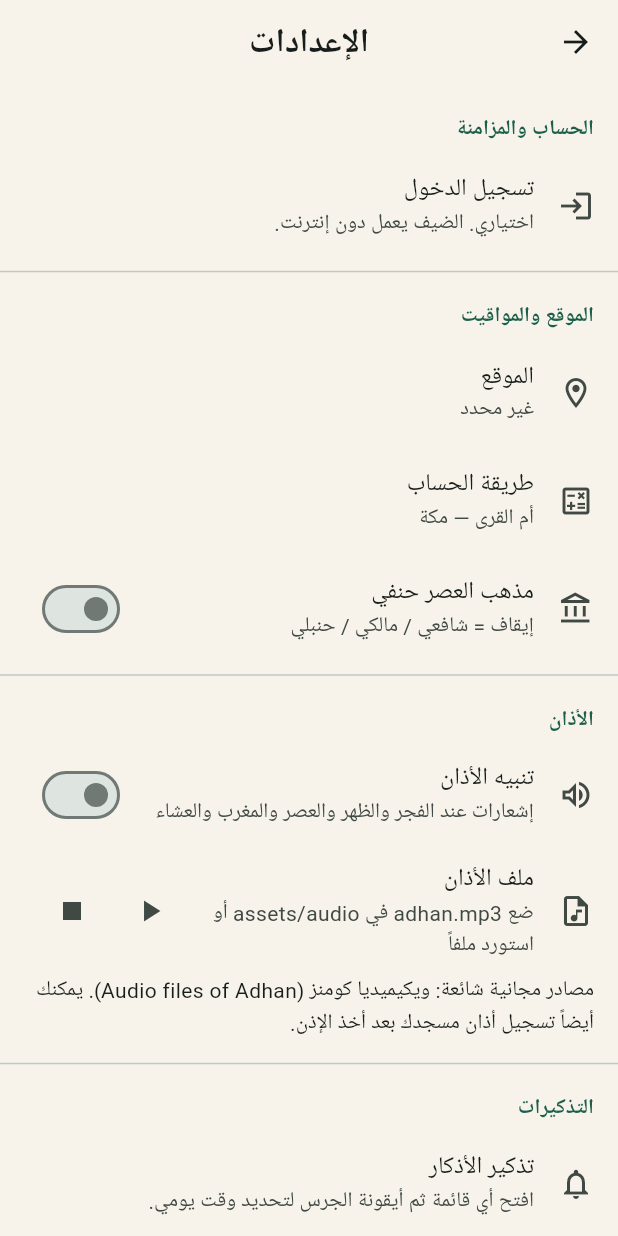
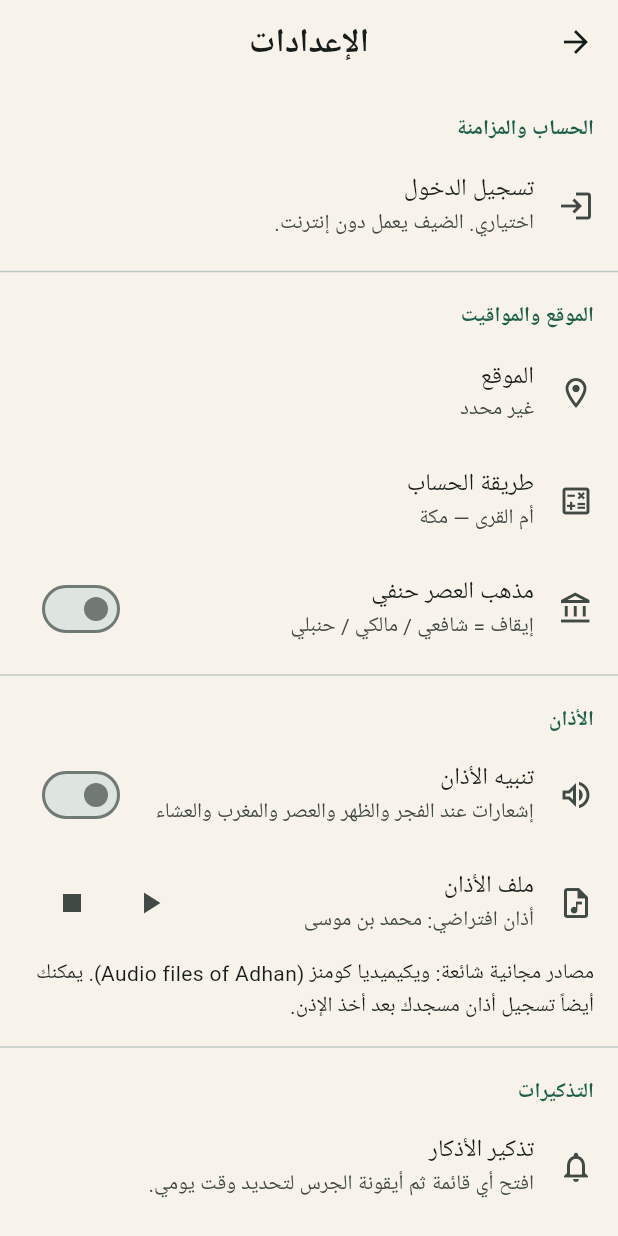
Before and after one commit to adnan-businessanalyst/athkar, a Flutter app: the SettingsScreen screen opened directly, after a tap on "تنبيه الأذان", on a phone screen of 412 x 824 dp. Run offline on Flutter 3.47's test engine with Material 3 defaults, Android fonts, the phone set to English and light mode, and no system bars; our stand-ins replace adhan, audioplayers, connectivity_plus, drift, drift_flutter, file_picker and 6 more; missing offline and left inert: window_manager; accounts and stored records are empty; generated files the repository leaves out were written again.

Commit message:
Bundle Mohamed Ben Musa as the default adhan.
Co-authored-by: Cursor <cursoragent@cursor.com>

```diff
--- a/lib/screens/settings_screen.dart
+++ b/lib/screens/settings_screen.dart
@@ -133,7 +133,7 @@ class SettingsScreen extends StatelessWidget {
             subtitle: Text(
               settings.adhanFilePath != null
                   ? 'تم استيراد ملف صوتي'
-                  : 'ضع adhan.mp3 في assets/audio أو استورد ملفاً',
+                  : 'أذان افتراضي: محمد بن موسى',
             ),
             trailing: Wrap(
               spacing: 4,
```
Also changed, not shown: 3 other files.
